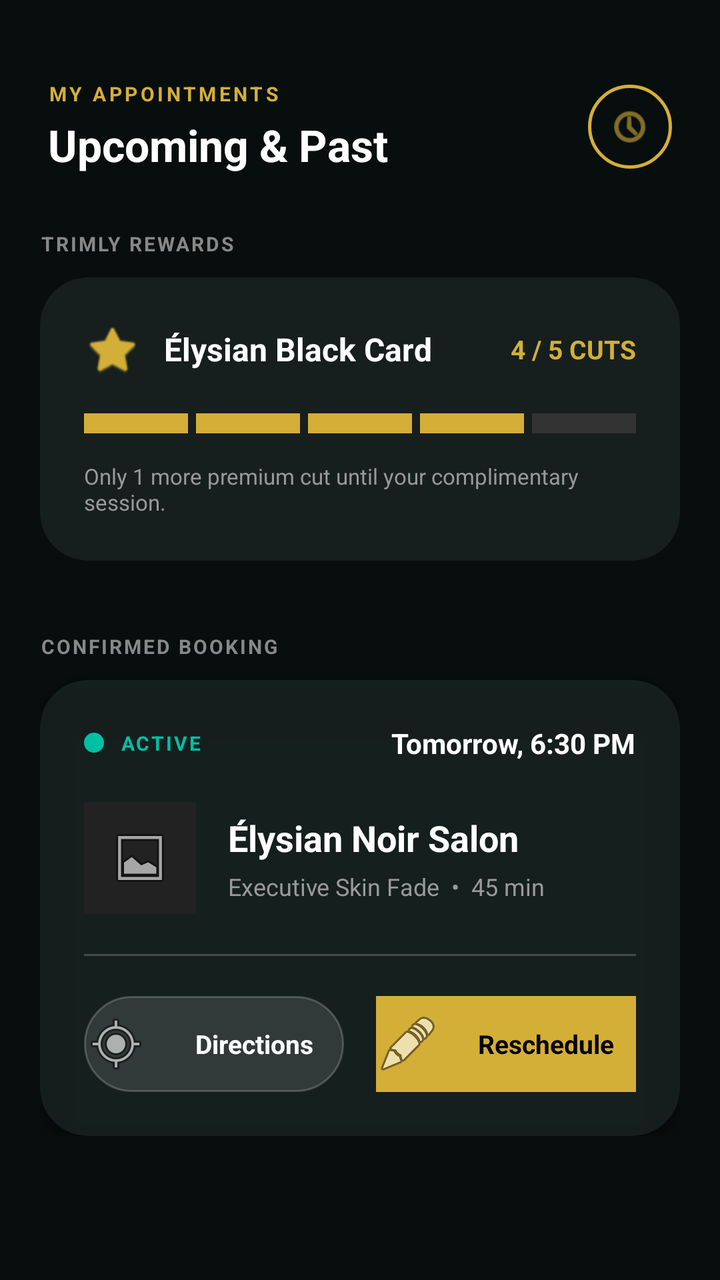
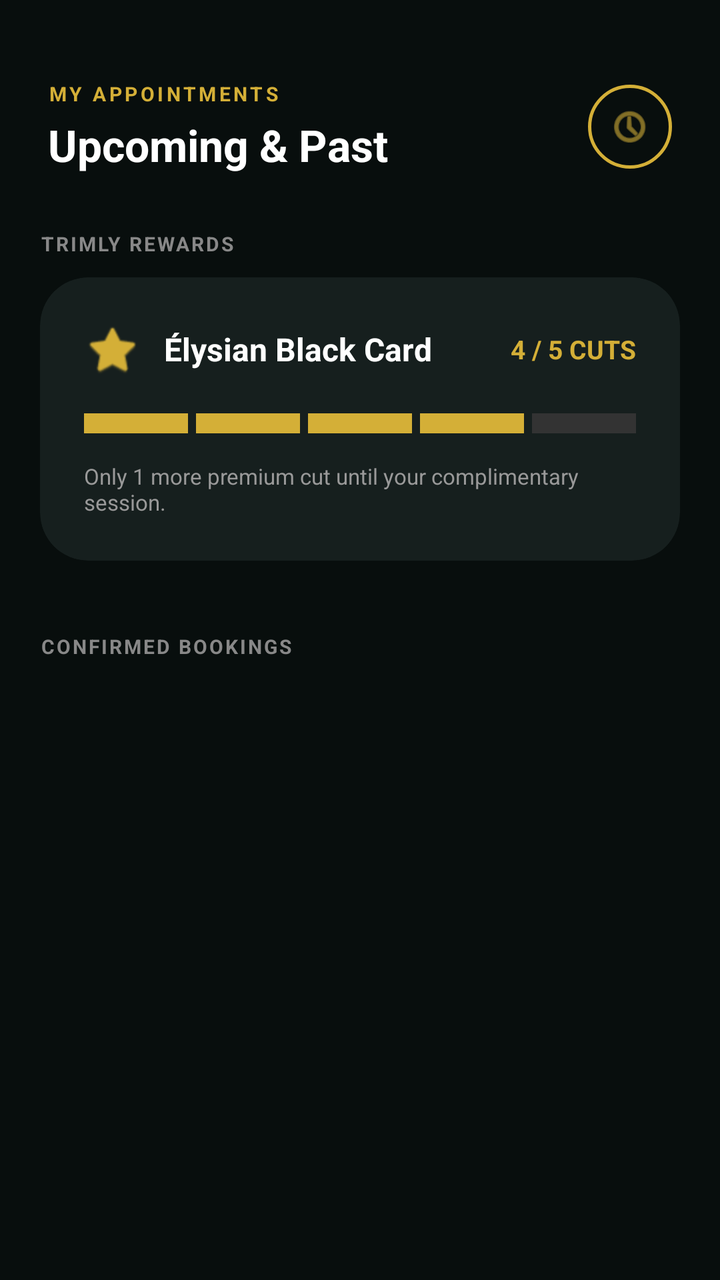

The first picture is an Android layout as it rendered before a commit; the second is the same layout after the commit. The layout source and the unified diff follow.
<!-- AndroidManifest.xml: application theme Theme.Trimly -->
<!-- res/layout/fragment_bookings.xml -->
<androidx.constraintlayout.widget.ConstraintLayout
    xmlns:android="http://schemas.android.com/apk/res/android"
    xmlns:app="http://schemas.android.com/apk/res-auto"
    android:layout_width="match_parent"
    android:layout_height="match_parent"
    android:background="#080E0D">

    <LinearLayout
        android:id="@+id/header_bookings"
        android:layout_width="match_parent"
        android:layout_height="wrap_content"
        android:orientation="horizontal"
        android:gravity="center_vertical"
        android:paddingHorizontal="24dp"
        android:layout_marginTop="40dp"
        app:layout_constraintTop_toTopOf="parent">

        <LinearLayout
            android:layout_width="0dp"
            android:layout_height="wrap_content"
            android:layout_weight="1"
            android:orientation="vertical">

            <TextView
                android:layout_width="wrap_content"
                android:layout_height="wrap_content"
                android:text="MY APPOINTMENTS"
                android:textColor="#D4AF37"
                android:textSize="10sp"
                android:textStyle="bold"
                android:letterSpacing="0.15" />

            <TextView
                android:layout_width="wrap_content"
                android:layout_height="wrap_content"
                android:text="Upcoming &amp; Past"
                android:textColor="#FFFFFF"
                android:textSize="22sp"
                android:textStyle="bold"
                android:layout_marginTop="4dp" />
        </LinearLayout>

        <ImageView
            android:layout_width="42dp"
            android:layout_height="42dp"
            android:background="@drawable/ic_circle_gold_border"
            android:src="@android:drawable/ic_menu_recent_history"
            android:padding="10dp"
            app:tint="#D4AF37" />
    </LinearLayout>

    <ScrollView
        android:layout_width="match_parent"
        android:layout_height="0dp"
        android:scrollbars="none"
        android:clipToPadding="false"
        android:paddingBottom="100dp"
        app:layout_constraintTop_toBottomOf="@id/header_bookings"
        app:layout_constraintBottom_toBottomOf="parent">

        <LinearLayout
            android:layout_width="match_parent"
            android:layout_height="wrap_content"
            android:orientation="vertical"
            android:paddingHorizontal="20dp"
            android:layout_marginTop="28dp">

            
            <TextView
                android:layout_width="wrap_content"
                android:layout_height="wrap_content"
                android:text="TRIMLY REWARDS"
                android:textColor="#888888"
                android:textSize="10sp"
                android:textStyle="bold"
                android:letterSpacing="0.1"
                android:layout_marginBottom="10dp" />

            <androidx.cardview.widget.CardView
                android:layout_width="match_parent"
                android:layout_height="wrap_content"
                app:cardBackgroundColor="#CC1A2422"
                app:cardCornerRadius="24dp"
                app:cardElevation="0dp">

                <LinearLayout
                    android:layout_width="match_parent"
                    android:layout_height="wrap_content"
                    android:orientation="vertical"
                    android:padding="22dp">

                    <LinearLayout
                        android:layout_width="match_parent"
                        android:layout_height="wrap_content"
                        android:orientation="horizontal"
                        android:gravity="center_vertical">

                        <ImageView
                            android:layout_width="28dp"
                            android:layout_height="28dp"
                            android:src="@android:drawable/btn_star_big_on"
                            app:tint="#D4AF37" />

                        <TextView
                            android:layout_width="0dp"
                            android:layout_height="wrap_content"
                            android:layout_weight="1"
                            android:layout_marginStart="12dp"
                            android:text="Élysian Black Card"
                            android:textColor="#FFFFFF"
                            android:textSize="16sp"
                            android:textStyle="bold" />

                        <TextView
                            android:layout_width="wrap_content"
                            android:layout_height="wrap_content"
                            android:text="4 / 5 CUTS"
                            android:textColor="#D4AF37"
                            android:textSize="13sp"
                            android:textStyle="bold" />
                    </LinearLayout>

                    
                    <LinearLayout
                        android:layout_width="match_parent"
                        android:layout_height="10dp"
                        android:orientation="horizontal"
                        android:layout_marginTop="18dp">

                        
                        <View
                            android:layout_width="0dp"
                            android:layout_height="match_parent"
                            android:layout_weight="1"
                            android:background="#D4AF37"
                            android:layout_marginEnd="4dp" />
                        <View
                            android:layout_width="0dp"
                            android:layout_height="match_parent"
                            android:layout_weight="1"
                            android:background="#D4AF37"
                            android:layout_marginEnd="4dp" />
                        <View
                            android:layout_width="0dp"
                            android:layout_height="match_parent"
                            android:layout_weight="1"
                            android:background="#D4AF37"
                            android:layout_marginEnd="4dp" />
                        <View
                            android:layout_width="0dp"
                            android:layout_height="match_parent"
                            android:layout_weight="1"
                            android:background="#D4AF37"
                            android:layout_marginEnd="4dp" />

                        
                        <View
                            android:layout_width="0dp"
                            android:layout_height="match_parent"
                            android:layout_weight="1"
                            android:background="#333333" />
                    </LinearLayout>

                    <TextView
                        android:layout_width="wrap_content"
                        android:layout_height="wrap_content"
                        android:layout_marginTop="14dp"
                        android:text="Only 1 more premium cut until your complimentary session."
                        android:textColor="#999999"
                        android:textSize="11sp" />
                </LinearLayout>
            </androidx.cardview.widget.CardView>

            
            <TextView
                android:layout_width="wrap_content"
                android:layout_height="wrap_content"
                android:text="CONFIRMED BOOKING"
                android:textColor="#888888"
                android:textSize="10sp"
                android:textStyle="bold"
                android:letterSpacing="0.1"
                android:layout_marginTop="36dp"
                android:layout_marginBottom="10dp" />

            <androidx.cardview.widget.CardView
                android:layout_width="match_parent"
                android:layout_height="wrap_content"
                app:cardBackgroundColor="#CC1A2422"
                app:cardCornerRadius="24dp"
                app:cardElevation="12dp">

                <LinearLayout
                    android:layout_width="match_parent"
                    android:layout_height="wrap_content"
                    android:orientation="vertical"
                    android:padding="22dp">

                    
                    <LinearLayout
                        android:layout_width="match_parent"
                        android:layout_height="wrap_content"
                        android:orientation="horizontal"
                        android:gravity="center_vertical">

                        <View
                            android:layout_width="10dp"
                            android:layout_height="10dp"
                            android:background="@drawable/ic_green_dot"
                            android:backgroundTint="#00BFA5" />

                        <TextView
                            android:layout_width="wrap_content"
                            android:layout_height="wrap_content"
                            android:layout_marginStart="8dp"
                            android:text="ACTIVE"
                            android:textColor="#00BFA5"
                            android:textSize="10sp"
                            android:textStyle="bold"
                            android:letterSpacing="0.1" />

                        <View android:layout_width="0dp" android:layout_height="0dp" android:layout_weight="1" />

                        <TextView
                            android:layout_width="wrap_content"
                            android:layout_height="wrap_content"
                            android:text="Tomorrow, 6:30 PM"
                            android:textColor="#FFFFFF"
                            android:textSize="14sp"
                            android:textStyle="bold" />
                    </LinearLayout>

                    
                    <LinearLayout
                        android:layout_width="match_parent"
                        android:layout_height="wrap_content"
                        android:orientation="horizontal"
                        android:layout_marginTop="20dp"
                        android:gravity="center_vertical">

                        <ImageView
                            android:layout_width="56dp"
                            android:layout_height="56dp"
                            android:src="@android:drawable/ic_menu_gallery"
                            android:background="#222"
                            android:padding="12dp"
                            android:clipToOutline="true"
                            android:outlineProvider="background"
                            app:cornerRadius="28dp" />

                        <LinearLayout
                            android:layout_width="0dp"
                            android:layout_height="wrap_content"
                            android:layout_weight="1"
                            android:layout_marginStart="16dp"
                            android:orientation="vertical">

                            <TextView
                                android:layout_width="wrap_content"
                                android:layout_height="wrap_content"
                                android:text="Élysian Noir Salon"
                                android:textColor="#FFFFFF"
                                android:textSize="18sp"
                                android:textStyle="bold" />

                            <TextView
                                android:layout_width="wrap_content"
                                android:layout_height="wrap_content"
                                android:text="Executive Skin Fade  •  45 min"
                                android:textColor="#999999"
                                android:textSize="12sp"
                                android:layout_marginTop="4dp" />
                        </LinearLayout>
                    </LinearLayout>

                    <View
                        android:layout_width="match_parent"
                        android:layout_height="1dp"
                        android:background="#33FFFFFF"
                        android:layout_marginVertical="20dp" />

                    
                    <LinearLayout
                        android:layout_width="match_parent"
                        android:layout_height="wrap_content"
                        android:orientation="horizontal">

                        <TextView
                            android:id="@+id/btn_get_directions"
                            android:layout_width="0dp"
                            android:layout_height="48dp"
                            android:layout_weight="1"
                            android:background="@drawable/btn_ghost"
                            android:gravity="center"
                            android:text="Directions"
                            android:textColor="#FFFFFF"
                            android:textSize="13sp"
                            android:textStyle="bold"
                            android:drawableStart="@android:drawable/ic_menu_mylocation"
                            android:drawablePadding="8dp" />

                        <View android:layout_width="16dp" android:layout_height="0dp" />

                        <TextView
                            android:id="@+id/btn_reschedule"
                            android:layout_width="0dp"
                            android:layout_height="48dp"
                            android:layout_weight="1"
                            android:background="#D4AF37"
                            android:gravity="center"
                            android:text="Reschedule"
                            android:textColor="#000000"
                            android:textSize="13sp"
                            android:textStyle="bold"
                            android:drawableStart="@android:drawable/ic_menu_edit"
                            android:drawablePadding="8dp" />
                    </LinearLayout>
                </LinearLayout>
            </androidx.cardview.widget.CardView>

        </LinearLayout>
    </ScrollView>
</androidx.constraintlayout.widget.ConstraintLayout>
<!-- resources referenced by this layout -->
<resources>
  <!-- drawable btn_ghost (drawable) -->
  <?xml version="1.0" encoding="utf-8"?>
  <shape xmlns:android="http://schemas.android.com/apk/res/android"
      android:shape="rectangle">
      <solid android:color="#1FFFFFFF" /> 
      <stroke
          android:width="1dp"
          android:color="#33FFFFFF" />
      <corners android:radius="24dp" />
  </shape>
  <!-- drawable ic_circle_gold_border (drawable) -->
  <?xml version="1.0" encoding="utf-8"?>
  <shape xmlns:android="http://schemas.android.com/apk/res/android"
      android:shape="oval">
      <solid android:color="@android:color/transparent" />
      <stroke
          android:width="1.5dp"
          android:color="#D4AF37" />
      <size
          android:width="42dp"
          android:height="42dp" />
  </shape>
  <!-- drawable ic_green_dot (drawable) -->
  <?xml version="1.0" encoding="utf-8"?>
  <shape xmlns:android="http://schemas.android.com/apk/res/android"
      android:shape="oval">
      <solid android:color="#00BFA5" />
      <size
          android:width="10dp"
          android:height="10dp" />
  </shape>
  <style name="Theme.Trimly" parent="Base.Theme.Trimly" />
  <style name="Base.Theme.Trimly" parent="Theme.Material3.DayNight.NoActionBar">
          
          
      </style>
</resources>

<!-- the commit's change to res/layout/fragment_bookings.xml (unified diff, before → after) -->
@@ -65,7 +65,6 @@
             android:paddingHorizontal="20dp"
             android:layout_marginTop="28dp">
 
-            
             <TextView
                 android:layout_width="wrap_content"
                 android:layout_height="wrap_content"
@@ -120,45 +119,17 @@
                             android:textStyle="bold" />
                     </LinearLayout>
 
-                    
                     <LinearLayout
                         android:layout_width="match_parent"
                         android:layout_height="10dp"
                         android:orientation="horizontal"
                         android:layout_marginTop="18dp">
 
-                        
-                        <View
-                            android:layout_width="0dp"
-                            android:layout_height="match_parent"
-                            android:layout_weight="1"
-                            android:background="#D4AF37"
-                            android:layout_marginEnd="4dp" />
-                        <View
-                            android:layout_width="0dp"
-                            android:layout_height="match_parent"
-                            android:layout_weight="1"
-                            android:background="#D4AF37"
-                            android:layout_marginEnd="4dp" />
-                        <View
-                            android:layout_width="0dp"
-                            android:layout_height="match_parent"
-                            android:layout_weight="1"
-                            android:background="#D4AF37"
-                            android:layout_marginEnd="4dp" />
-                        <View
-                            android:layout_width="0dp"
-                            android:layout_height="match_parent"
-                            android:layout_weight="1"
-                            android:background="#D4AF37"
-                            android:layout_marginEnd="4dp" />
-
-                        
-                        <View
-                            android:layout_width="0dp"
-                            android:layout_height="match_parent"
-                            android:layout_weight="1"
-                            android:background="#333333" />
+                        <View android:layout_width="0dp" android:layout_height="match_parent" android:layout_weight="1" android:background="#D4AF37" android:layout_marginEnd="4dp" />
+                        <View android:layout_width="0dp" android:layout_height="match_parent" android:layout_weight="1" android:background="#D4AF37" android:layout_marginEnd="4dp" />
+                        <View android:layout_width="0dp" android:layout_height="match_parent" android:layout_weight="1" android:background="#D4AF37" android:layout_marginEnd="4dp" />
+                        <View android:layout_width="0dp" android:layout_height="match_parent" android:layout_weight="1" android:background="#D4AF37" android:layout_marginEnd="4dp" />
+                        <View android:layout_width="0dp" android:layout_height="match_parent" android:layout_weight="1" android:background="#333333" />
                     </LinearLayout>
 
                     <TextView
@@ -171,11 +142,10 @@
                 </LinearLayout>
             </androidx.cardview.widget.CardView>
 
-            
             <TextView
                 android:layout_width="wrap_content"
                 android:layout_height="wrap_content"
-                android:text="CONFIRMED BOOKING"
+                android:text="CONFIRMED BOOKINGS"
                 android:textColor="#888888"
                 android:textSize="10sp"
                 android:textStyle="bold"
@@ -183,140 +153,23 @@
                 android:layout_marginTop="36dp"
                 android:layout_marginBottom="10dp" />
 
-            <androidx.cardview.widget.CardView
+            <TextView
+                android:id="@+id/tv_no_bookings"
                 android:layout_width="match_parent"
                 android:layout_height="wrap_content"
-                app:cardBackgroundColor="#CC1A2422"
-                app:cardCornerRadius="24dp"
-                app:cardElevation="12dp">
+                android:text="You have no upcoming appointments."
+                android:textColor="#666666"
+                android:textSize="13sp"
+                android:textAlignment="center"
+                android:textStyle="italic"
+                android:layout_marginBottom="24dp"
+                android:visibility="gone"/>
 
-                <LinearLayout
-                    android:layout_width="match_parent"
-                    android:layout_height="wrap_content"
-                    android:orientation="vertical"
-                    android:padding="22dp">
-
-                    
-                    <LinearLayout
-                        android:layout_width="match_parent"
-                        android:layout_height="wrap_content"
-                        android:orientation="horizontal"
-                        android:gravity="center_vertical">
-
-                        <View
-                            android:layout_width="10dp"
-                            android:layout_height="10dp"
-                            android:background="@drawable/ic_green_dot"
-                            android:backgroundTint="#00BFA5" />
-
-                        <TextView
-                            android:layout_width="wrap_content"
-                            android:layout_height="wrap_content"
-                            android:layout_marginStart="8dp"
-                            android:text="ACTIVE"
-                            android:textColor="#00BFA5"
-                            android:textSize="10sp"
-                            android:textStyle="bold"
-                            android:letterSpacing="0.1" />
-
-                        <View android:layout_width="0dp" android:layout_height="0dp" android:layout_weight="1" />
-
-                        <TextView
-                            android:layout_width="wrap_content"
-                            android:layout_height="wrap_content"
-                            android:text="Tomorrow, 6:30 PM"
-                            android:textColor="#FFFFFF"
-                            android:textSize="14sp"
-                            android:textStyle="bold" />
-                    </LinearLayout>
-
-                    
-                    <LinearLayout
-                        android:layout_width="match_parent"
-                        android:layout_height="wrap_content"
-                        android:orientation="horizontal"
-                        android:layout_marginTop="20dp"
-                        android:gravity="center_vertical">
-
-                        <ImageView
-                            android:layout_width="56dp"
-                            android:layout_height="56dp"
-                            android:src="@android:drawable/ic_menu_gallery"
-                            android:background="#222"
-                            android:padding="12dp"
-                            android:clipToOutline="true"
-                            android:outlineProvider="background"
-                            app:cornerRadius="28dp" />
-
-                        <LinearLayout
-                            android:layout_width="0dp"
-                            android:layout_height="wrap_content"
-                            android:layout_weight="1"
-                            android:layout_marginStart="16dp"
-                            android:orientation="vertical">
-
-                            <TextView
-                                android:layout_width="wrap_content"
-                                android:layout_height="wrap_content"
-                                android:text="Élysian Noir Salon"
-                                android:textColor="#FFFFFF"
-                                android:textSize="18sp"
-                                android:textStyle="bold" />
-
-                            <TextView
-                                android:layout_width="wrap_content"
-                                android:layout_height="wrap_content"
-                                android:text="Executive Skin Fade  •  45 min"
-                                android:textColor="#999999"
-                                android:textSize="12sp"
-                                android:layout_marginTop="4dp" />
-                        </LinearLayout>
-                    </LinearLayout>
-
-                    <View
-                        android:layout_width="match_parent"
-                        android:layout_height="1dp"
-                        android:background="#33FFFFFF"
-                        android:layout_marginVertical="20dp" />
-
-                    
-                    <LinearLayout
-                        android:layout_width="match_parent"
-                        android:layout_height="wrap_content"
-                        android:orientation="horizontal">
-
-                        <TextView
-                            android:id="@+id/btn_get_directions"
-                            android:layout_width="0dp"
-                            android:layout_height="48dp"
-                            android:layout_weight="1"
-                            android:background="@drawable/btn_ghost"
-                            android:gravity="center"
-                            android:text="Directions"
-                            android:textColor="#FFFFFF"
-                            android:textSize="13sp"
-                            android:textStyle="bold"
-                            android:drawableStart="@android:drawable/ic_menu_mylocation"
-                            android:drawablePadding="8dp" />
-
-                        <View android:layout_width="16dp" android:layout_height="0dp" />
-
-                        <TextView
-                            android:id="@+id/btn_reschedule"
-                            android:layout_width="0dp"
-                            android:layout_height="48dp"
-                            android:layout_weight="1"
-                            android:background="#D4AF37"
-                            android:gravity="center"
-                            android:text="Reschedule"
-                            android:textColor="#000000"
-                            android:textSize="13sp"
-                            android:textStyle="bold"
-                            android:drawableStart="@android:drawable/ic_menu_edit"
-                            android:drawablePadding="8dp" />
-                    </LinearLayout>
-                </LinearLayout>
-            </androidx.cardview.widget.CardView>
+            <LinearLayout
+                android:id="@+id/bookings_container"
+                android:layout_width="match_parent"
+                android:layout_height="wrap_content"
+                android:orientation="vertical" />
 
         </LinearLayout>
     </ScrollView>
<!-- resource entries referenced after the edit -->
@@ -1,15 +1,5 @@
 <!-- resources referenced by this layout -->
 <resources>
-  <!-- drawable btn_ghost (drawable) -->
-  <?xml version="1.0" encoding="utf-8"?>
-  <shape xmlns:android="http://schemas.android.com/apk/res/android"
-      android:shape="rectangle">
-      <solid android:color="#1FFFFFFF" /> 
-      <stroke
-          android:width="1dp"
-          android:color="#33FFFFFF" />
-      <corners android:radius="24dp" />
-  </shape>
   <!-- drawable ic_circle_gold_border (drawable) -->
   <?xml version="1.0" encoding="utf-8"?>
   <shape xmlns:android="http://schemas.android.com/apk/res/android"
@@ -22,15 +12,6 @@
           android:width="42dp"
           android:height="42dp" />
   </shape>
-  <!-- drawable ic_green_dot (drawable) -->
-  <?xml version="1.0" encoding="utf-8"?>
-  <shape xmlns:android="http://schemas.android.com/apk/res/android"
-      android:shape="oval">
-      <solid android:color="#00BFA5" />
-      <size
-          android:width="10dp"
-          android:height="10dp" />
-  </shape>
   <style name="Theme.Trimly" parent="Base.Theme.Trimly" />
   <style name="Base.Theme.Trimly" parent="Theme.Material3.DayNight.NoActionBar">
           
